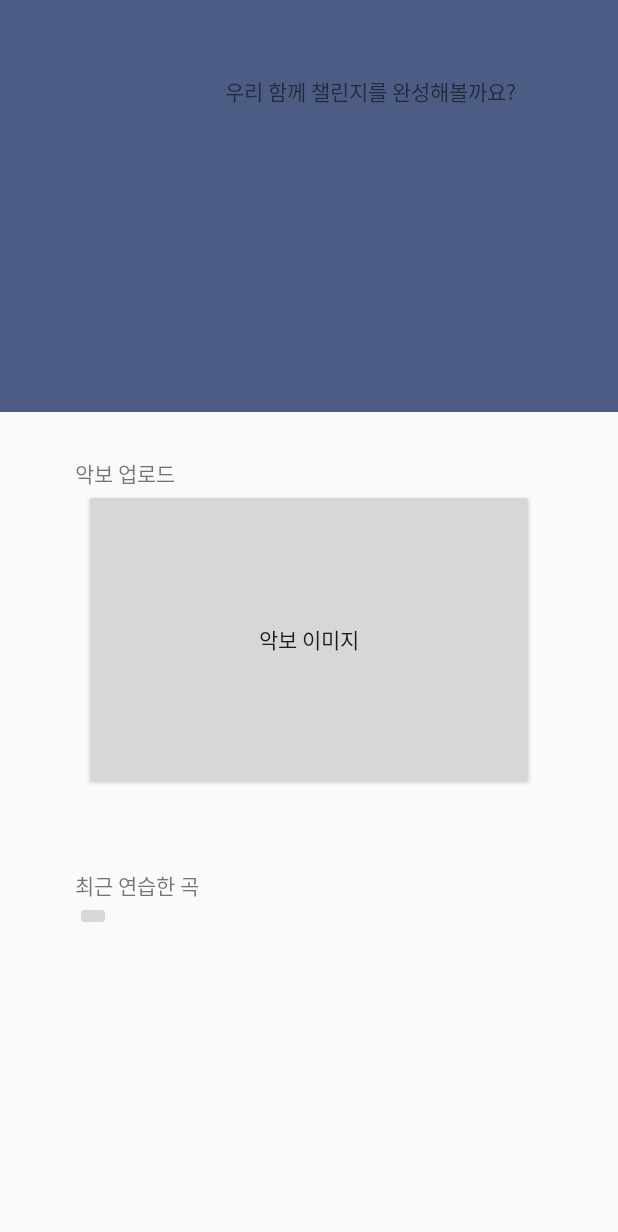
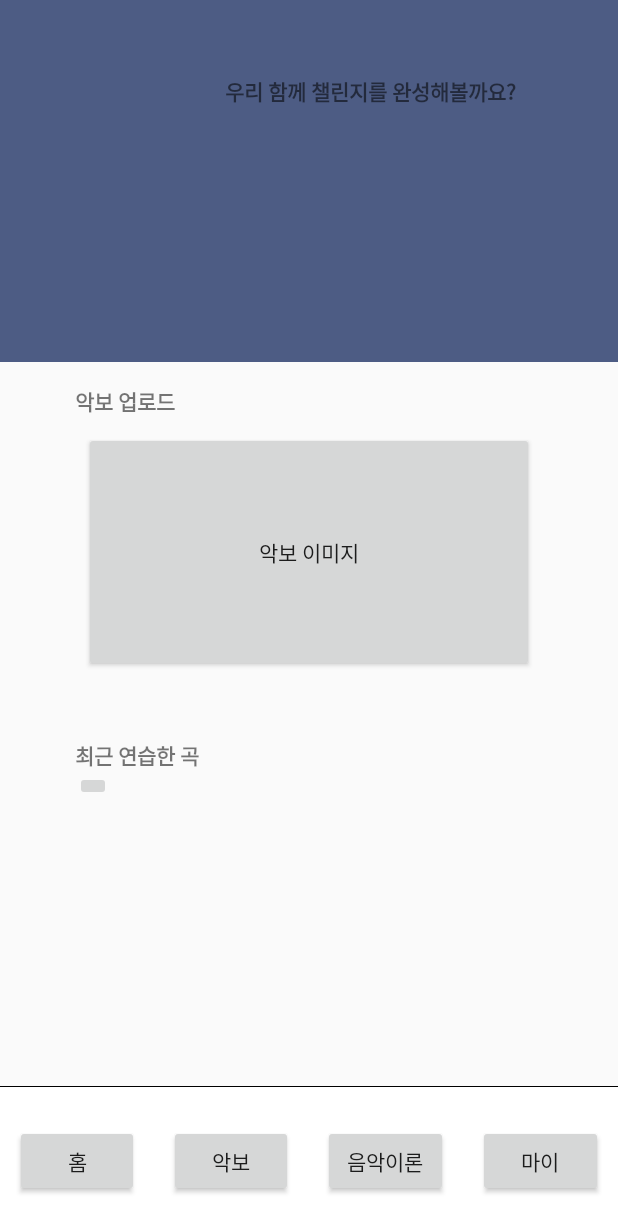
Before and after one commit to yoonsu417/LENTO, an Android app: the HomeActivity screen opened directly, with no data from a screen before it, on a phone screen of 412 x 824 dp. Shown: the top 1232 px of the screen. Run offline under Robolectric (Android 15) with nearby library versions, the phone set to English and light mode, and no system bars.

Commit message:
악보 추가 화면

```diff
--- a/app/src/main/AndroidManifest.xml
+++ b/app/src/main/AndroidManifest.xml
@@ -23,6 +23,7 @@
         </activity>
         <activity android:name=".JoinActivity" android:label="Join 액티비티"/>
         <activity android:name=".HomeActivity" android:label="Home 액티비티"/>
+        <activity android:name=".UploadActivity" android:label="Upload 액티비티"/>
     </application>
 
 </manifest>
--- a/app/src/main/java/com/example/lento/HomeActivity.java
+++ b/app/src/main/java/com/example/lento/HomeActivity.java
@@ -1,7 +1,10 @@
 package com.example.lento;
 
 import android.app.Activity;
+import android.content.Intent;
 import android.os.Bundle;
+import android.view.View;
+import android.widget.Button;
 
 
 public class HomeActivity extends Activity {
@@ -11,6 +14,16 @@ public class HomeActivity extends Activity {
         super.onCreate(savedInstanceState);
         setContentView(R.layout.activity_main);
 
+        // 악보이미지 누르면 악보 추가
+        //로그인 누르면 홈 화면으로 이동
+        Button Upload;
+        Upload = (Button)findViewById(R.id.Upload);
+        Upload.setOnClickListener(new View.OnClickListener() {
+            public void onClick(View v) {
+                Intent intent = new Intent(HomeActivity.this, UploadActivity.class);
+                startActivity(intent);
+            }
+        });
 
     }
 }
--- /dev/null
+++ b/app/src/main/res/drawable/border.xml
@@ -0,0 +1,16 @@
+<?xml version="1.0" encoding="utf-8"?>
+<layer-list xmlns:android="http://schemas.android.com/apk/res/android">
+    <item>
+        <shape android:shape="rectangle">
+            <solid android:color="#000000"/>
+        </shape>
+    </item>
+
+    <item android:top = "1dp">
+
+        <shape android:shape="rectangle">
+            <solid android:color="#ffffff"/>
+        </shape>
+    </item>
+
+</layer-list>
--- a/app/src/main/res/layout/activity_main.xml
+++ b/app/src/main/res/layout/activity_main.xml
@@ -1,5 +1,5 @@
 <?xml version="1.0" encoding="utf-8"?>
-<LinearLayout xmlns:android="http://schemas.android.com/apk/res/android"
+<FrameLayout xmlns:android="http://schemas.android.com/apk/res/android"
     xmlns:app="http://schemas.android.com/apk/res-auto"
     xmlns:tools="http://schemas.android.com/tools"
     android:layout_width="match_parent"
@@ -24,14 +24,15 @@
                 android:layout_height="wrap_content"
                 android:text="우리 함께 챌린지를 완성해볼까요?"
                 android:layout_marginLeft="150dp"
-                android:layout_marginTop="50dp"/>
+                android:layout_marginTop="50dp"
+                android:textStyle="bold"/>
 
             <ImageView
                 android:id="@+id/charater"
                 android:layout_width="80dp"
                 android:layout_height="wrap_content"
                 android:layout_marginLeft="30dp"
-                android:layout_marginTop="50dp"
+                android:layout_marginTop="40dp"
                 tools:srcCompat="@tools:sample/avatars" />
 
 
@@ -48,15 +49,19 @@
                 android:layout_width="wrap_content"
                 android:layout_height="wrap_content"
                 android:layout_marginLeft="50dp"
-                android:layout_marginTop="30dp"
-                android:text="악보 업로드"/>
+                android:layout_marginTop="15dp"
+                android:layout_marginBottom="10dp"
+                android:text="악보 업로드"
+                android:textStyle="bold"/>
 
             <Button
                 android:id="@+id/Upload"
                 android:layout_width="300dp"
-                android:layout_height="200dp"
+                android:layout_height="160dp"
                 android:layout_gravity="center"
-                android:text="악보 이미지"/>
+                android:text="악보 이미지" />
+
+
         /></LinearLayout>
 
         <LinearLayout
@@ -69,8 +74,9 @@
                 android:layout_width="wrap_content"
                 android:layout_height="wrap_content"
                 android:layout_marginLeft="50dp"
-                android:layout_marginTop="30dp"
-                android:text="최근 연습한 곡" />
+                android:layout_marginTop="10dp"
+                android:text="최근 연습한 곡"
+                android:textStyle="bold"/>
 
             <ImageButton
                 android:id="@+id/sheetButton"
@@ -81,5 +87,45 @@
 
         </LinearLayout>
 
+        <LinearLayout
+            android:layout_width="match_parent"
+            android:layout_height="100dp"
+            android:orientation="horizontal"
+            android:background="@drawable/border">
+
+            <Button
+                android:layout_width="0dp"
+                android:layout_height="wrap_content"
+                android:layout_margin="10dp"
+                android:layout_gravity="center"
+                android:layout_weight="1"
+                android:text="홈" />
+
+            <Button
+                android:layout_width="0dp"
+                android:layout_height="wrap_content"
+                android:layout_margin="10dp"
+                android:layout_gravity="center"
+                android:layout_weight="1"
+                android:text="악보" />
+
+            <Button
+                android:layout_width="0dp"
+                android:layout_height="wrap_content"
+                android:layout_margin="10dp"
+                android:layout_gravity="center"
+                android:layout_weight="1"
+                android:text="음악이론" />
+
+            <Button
+                android:layout_width="0dp"
+                android:layout_height="wrap_content"
+                android:layout_margin="10dp"
+                android:layout_gravity="center"
+                android:layout_weight="1"
+                android:text="마이" />
+
+        </LinearLayout>
+
     </LinearLayout>
-</LinearLayout>
+</FrameLayout>
```
Also changed, not shown: app/src/main/java/com/example/lento/UploadActivity.java (added, +15 -0 lines), app/src/main/res/layout/activity_upload.xml (+43 -3 lines).
